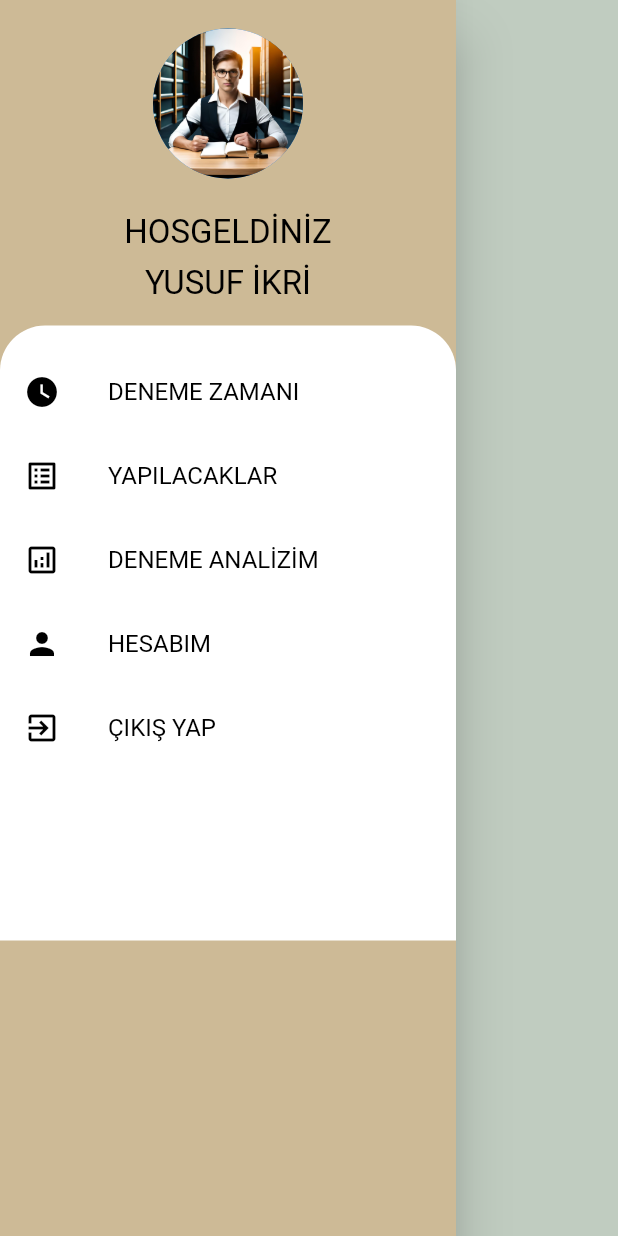
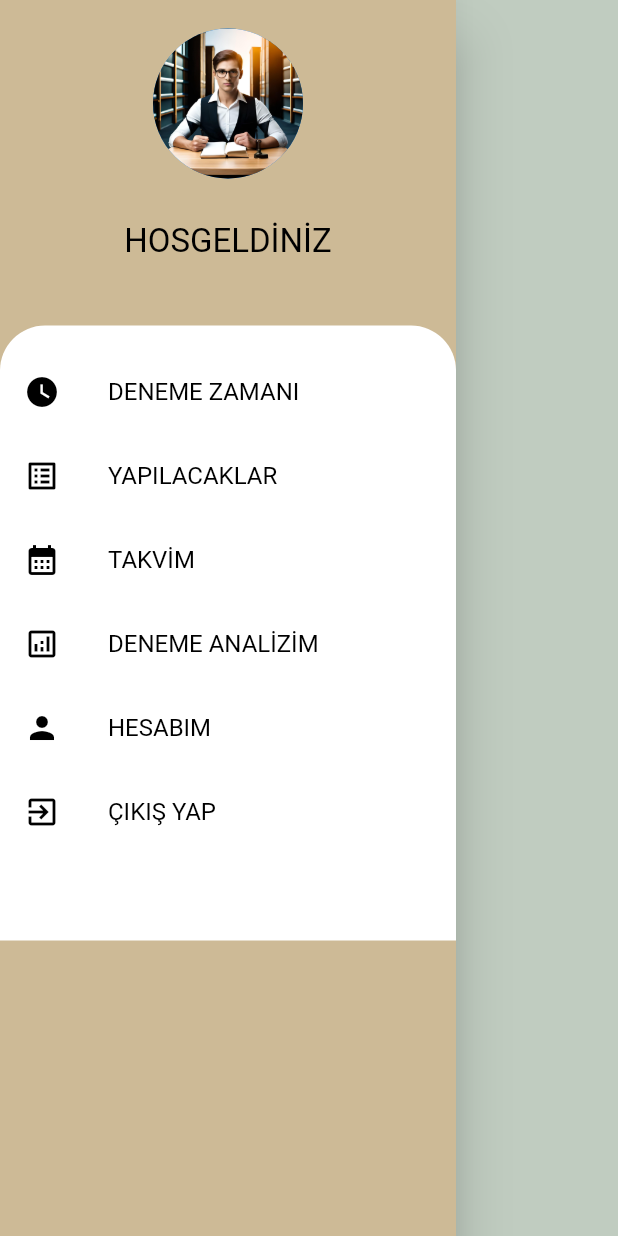
Before and after one commit to Yusufikri01/3301456_213301012, a Flutter app: the MyDrawer widget shown alone on an empty page, opened directly, on a phone screen of 412 x 824 dp. Run offline on Flutter 3.47's test engine with Material 2 defaults, Android fonts, the phone set to English and light mode, and no system bars; our stand-ins replace cloud_firestore, firebase_auth, firebase_core, fl_chart, lottie, percent_indicator and 5 more; accounts and stored records are empty; network calls fail.

Commit message:
new commit

```diff
--- a/lib/Ekranlar/ButtonNavigatorBar/Gecis_1.dart
+++ b/lib/Ekranlar/ButtonNavigatorBar/Gecis_1.dart
@@ -219,8 +219,8 @@ class _Gecis_1State extends State<Gecis_1> {
                       Padding(
                         padding: const EdgeInsets.all(8.0),
                         child: Text(
-                          "<<<<<< HAYALLERİN İÇİN ÇABALA >>>>>>",
-                          style: TextStyle(fontSize: 18, color: Colors.teal),
+                          "HAYALLERİN İÇİN ÇABALA",
+                          style: TextStyle(fontSize: 18, color: Colors.teal,fontWeight: FontWeight.bold),
                         ),
                       ),
                       Padding(
--- a/lib/Widget/MyDrawer.dart
+++ b/lib/Widget/MyDrawer.dart
@@ -4,6 +4,7 @@ import 'package:hedefim/Ekranlar/ButtonNavigatorBar/Gecis_3.dart';
 import 'package:hedefim/Ekranlar/ButtonNavigatorBar/Gecis_4.dart';
 import 'package:hedefim/Ekranlar/DenemeAnalizi.dart';
 import 'package:hedefim/Ekranlar/Giris_Ekrani.dart';
+import 'package:hedefim/Ekranlar/NotlarSayfas%C4%B1/NotAna.dart';
 
 class MyDrawer extends StatelessWidget {
   const MyDrawer({
@@ -32,16 +33,9 @@ class MyDrawer extends StatelessWidget {
                     ),
                   ),
                   Padding(
-                    padding: const EdgeInsets.all(4.0),
+                    padding: const EdgeInsets.all(10.0),
                     child: Text(
                       "HOSGELDİNİZ",
-                      style: TextStyle(fontSize: 22, color: Colors.black),
-                    ),
-                  ),
-                  Padding(
-                    padding: const EdgeInsets.all(4.0),
-                    child: Text(
-                      "YUSUF İKRİ", // burayı da düzeltmek gerek
                       style: TextStyle(fontSize: 22, color: Colors.black),
                     ),
                   ),
@@ -74,6 +68,17 @@ class MyDrawer extends StatelessWidget {
                     leading: Icon(Icons.list_alt, color: Colors.black),
                     title: Text(
                       "YAPILACAKLAR",
+                      style: TextStyle(color: Colors.black),
+                    ),
+                    onTap: () {
+                      Navigator.push(context,
+                          MaterialPageRoute(builder: (context) => NotAna()));
+                    },
+                  ),
+                  ListTile(
+                    leading: Icon(Icons.calendar_month, color: Colors.black),
+                    title: Text(
+                      "TAKVİM",
                       style: TextStyle(color: Colors.black),
                     ),
                     onTap: () {
```
